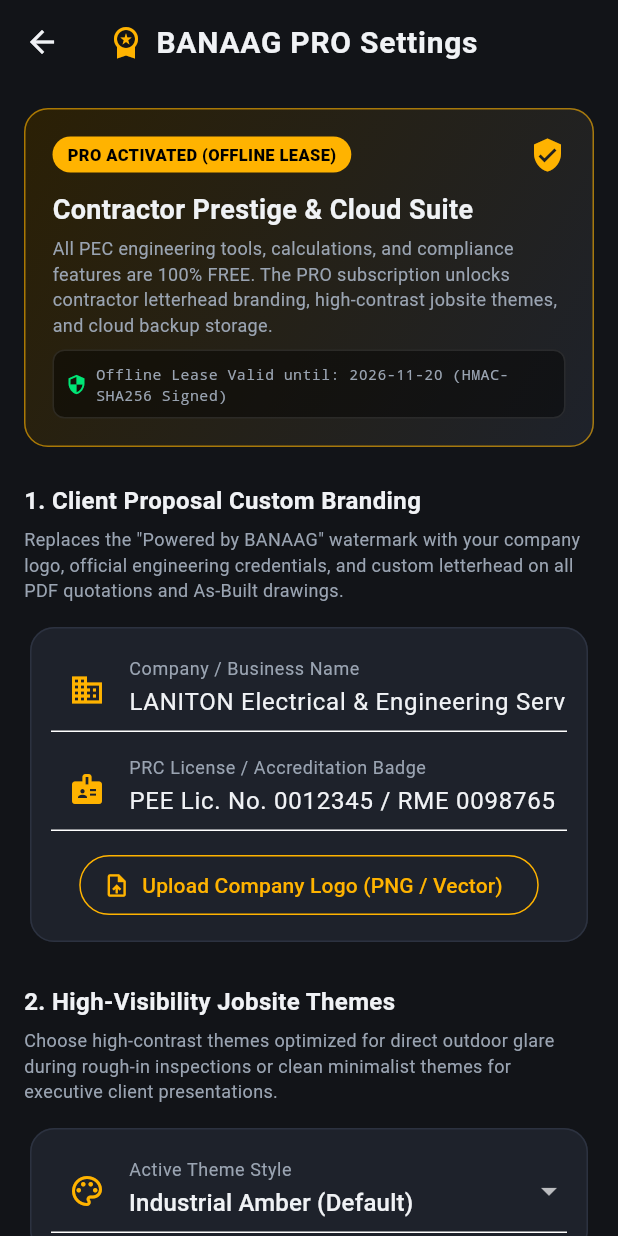
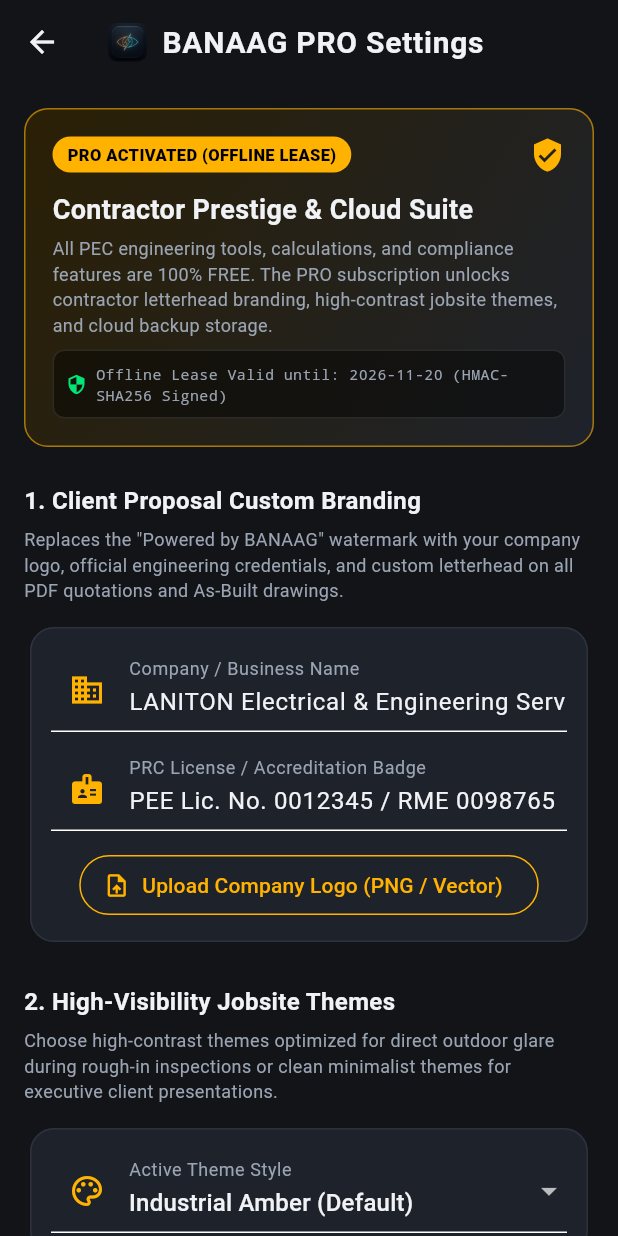
Before and after one commit to asvs-varr/asv-solutions, a Flutter app: the screen it shows after launch, after a tap on the "workspace premium" icon, on a phone screen of 412 x 824 dp. Run offline on Flutter 3.47's test engine with Material 3 defaults, Android fonts, the phone set to English and light mode, and no system bars; our stand-ins replace file_picker, image_picker, pdf, share_plus, shared_preferences; missing offline and left inert: excel, google_mlkit_text_recognition.

Commit message:
feat(branding): integrate custom 'S-A-V' arc flash SVG icon across launcher, splash, and in-app headers

```diff
--- a/lib/main.dart
+++ b/lib/main.dart
@@ -1,6 +1,6 @@
 import 'package:flutter/material.dart';
 import 'presentation/theme/banaag_theme.dart';
-import 'presentation/screens/dashboard_screen.dart';
+import 'presentation/screens/splash_screen.dart';
 
 void main() {
   WidgetsFlutterBinding.ensureInitialized();
@@ -16,7 +16,7 @@
       title: 'BANAAG - Electrical Project Director',
       debugShowCheckedModeBanner: false,
       theme: BanaagTheme.darkTheme,
-      home: const DashboardScreen(),
+      home: const SplashScreen(),
     );
   }
 }
--- a/lib/presentation/screens/banaag_pro_screen.dart
+++ b/lib/presentation/screens/banaag_pro_screen.dart
@@ -42,11 +42,19 @@
   Widget build(BuildContext context) {
     return Scaffold(
       appBar: AppBar(
-        title: const Row(
+        title: Row(
           children: [
-            Icon(Icons.workspace_premium, color: BanaagTheme.primaryAmber),
-            SizedBox(width: 8),
-            Text('BANAAG PRO Settings'),
+            ClipRRect(
+              borderRadius: BorderRadius.circular(6),
+              child: Image.asset(
+                'assets/icon/app_icon.png',
+                width: 26,
+                height: 26,
+                fit: BoxFit.cover,
+              ),
+            ),
+            const SizedBox(width: 10),
+            const Text('BANAAG PRO Settings'),
           ],
         ),
       ),
--- a/lib/presentation/screens/dashboard_screen.dart
+++ b/lib/presentation/screens/dashboard_screen.dart
@@ -30,11 +30,19 @@
   Widget build(BuildContext context) {
     return Scaffold(
       appBar: AppBar(
-        title: const Row(
+        title: Row(
           children: [
-            Icon(Icons.bolt, color: BanaagTheme.primaryAmber, size: 28),
-            SizedBox(width: 8),
-            Text('BANAAG', style: TextStyle(fontWeight: FontWeight.w900, letterSpacing: 1.2)),
+            ClipRRect(
+              borderRadius: BorderRadius.circular(8),
+              child: Image.asset(
+                'assets/icon/app_icon.png',
+                width: 32,
+                height: 32,
+                fit: BoxFit.cover,
+              ),
+            ),
+            const SizedBox(width: 10),
+            const Text('BANAAG', style: TextStyle(fontWeight: FontWeight.w900, letterSpacing: 1.2)),
           ],
         ),
         actions: [
--- /dev/null
+++ b/lib/presentation/screens/splash_screen.dart
@@ -0,0 +1,126 @@
+import 'package:flutter/material.dart';
+import '../theme/banaag_theme.dart';
+import 'dashboard_screen.dart';
+
+class SplashScreen extends StatefulWidget {
+  const SplashScreen({super.key});
+
+  @override
+  State<SplashScreen> createState() => _SplashScreenState();
+}
+
+class _SplashScreenState extends State<SplashScreen> with SingleTickerProviderStateMixin {
+  late AnimationController _controller;
+  late Animation<double> _scaleAnimation;
+  late Animation<double> _opacityAnimation;
+
+  @override
+  void initState() {
+    super.initState();
+    _controller = AnimationController(
+      vsync: this,
+      duration: const Duration(milliseconds: 1200),
+    );
+
+    _scaleAnimation = CurvedAnimation(
+      parent: _controller,
+      curve: Curves.easeOutBack,
+    );
+
+    _opacityAnimation = CurvedAnimation(
+      parent: _controller,
+      curve: Curves.easeIn,
+    );
+
+    _controller.forward();
+
+    // Auto transition to Dashboard
+    Future.delayed(const Duration(milliseconds: 1800), () {
+      if (mounted) {
+        Navigator.of(context).pushReplacement(
+          PageRouteBuilder(
+            pageBuilder: (_, __, ___) => const DashboardScreen(),
+            transitionsBuilder: (_, animation, __, child) => FadeTransition(
+              opacity: animation,
+              child: child,
+            ),
+            transitionDuration: const Duration(milliseconds: 400),
+          ),
+        );
+      }
+    });
+  }
+
+  @override
+  void dispose() {
+    _controller.dispose();
+    super.dispose();
+  }
+
+  @override
+  Widget build(BuildContext context) {
+    return Scaffold(
+      backgroundColor: const Color(0xFF0F172A),
+      body: Center(
+        child: AnimatedBuilder(
+          animation: _controller,
+          builder: (context, child) {
+            return FadeTransition(
+              opacity: _opacityAnimation,
+              child: ScaleTransition(
+                scale: _scaleAnimation,
+                child: Column(
+                  mainAxisSize: MainAxisSize.min,
+                  children: [
+                    Container(
+                      width: 130,
+                      height: 130,
+                      decoration: BoxDecoration(
+                        borderRadius: BorderRadius.circular(30),
+                        boxShadow: [
+                          BoxShadow(
+                            color: BanaagTheme.primaryAmber.withValues(alpha: 0.35),
+                            blurRadius: 36,
+                            spreadRadius: 4,
+                            offset: const Offset(0, 10),
+                          ),
+                        ],
+                      ),
+                      child: ClipRRect(
+                        borderRadius: BorderRadius.circular(30),
+                        child: Image.asset(
+                          'assets/icon/app_icon.png',
+                          fit: BoxFit.cover,
+                        ),
+                      ),
+                    ),
+                    const SizedBox(height: 24),
+                    const Text(
+                      'BANAAG',
+                      style: TextStyle(
+                        fontSize: 28,
+                        fontWeight: FontWeight.w900,
+                        letterSpacing: 4.0,
+                        color: Colors.white,
+                      ),
+                    ),
+                    const SizedBox(height: 6),
+                    Text(
+                      'PHILIPPINE ELECTRICAL CODE & ESTIMATING SUITE',
+                      style: TextStyle(
+                        fontSize: 10,
+                        fontWeight: FontWeight.w700,
+                        letterSpacing: 1.5,
+                        color: BanaagTheme.primaryAmber.withValues(alpha: 0.85),
+                      ),
+                    ),
+                  ],
+                ),
+              ),
+            );
+          },
+        ),
+      ),
+    );
+  }
+}
--- a/pubspec.yaml
+++ b/pubspec.yaml
@@ -68,6 +68,9 @@
   # the material Icons class.
   uses-material-design: true
 
+  assets:
+    - assets/icon/
+
   # To add assets to your application, add an assets section, like this:
   # assets:
   #   - images/a_dot_burr.jpeg
```
Also changed, not shown: assets/icon/banaag_logo.svg (added).
